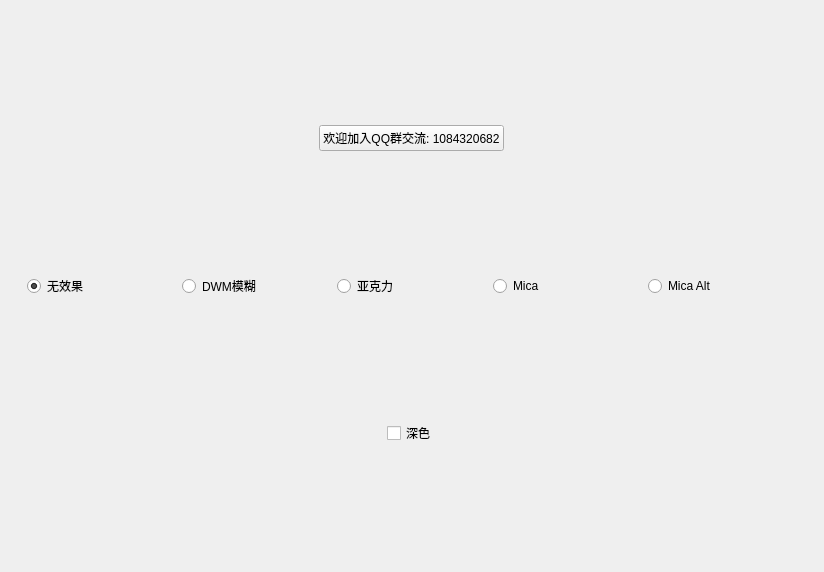
Qt form MinimalExample/widget.ui (toddming/QFluentKit) before a commit.
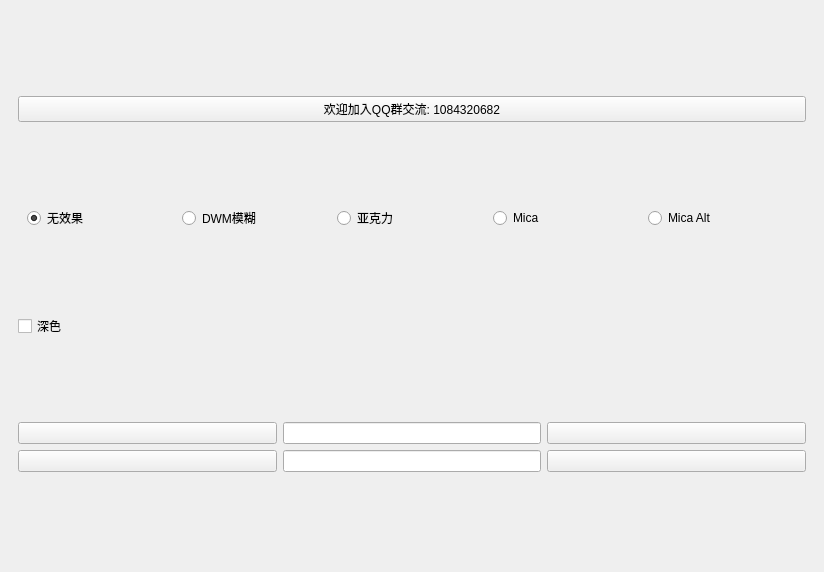
The same form after that commit. Custom widgets are drawn as their Qt base class.

Commit message:
feat: 实现 ComboBox 模型视图框架支持及修复 MultiViewComboBox 崩溃
- ComboItemModel 改为 QAbstractListModel 子类，支持 Qt 标准角色和模型通知机制
- ComboBox/EditableComboBox/MultiViewComboBox 添加 setModel()/model() API
- 内部始终持有 m_internalModel 作为默认模型，setModel(nullptr) 回退到内部模型
- 便利 API 通过 QAbstractItemModel 接口操作，对任意模型均生效
- Private 类统一 connectModel/disconnectModel 模式，监听标准模型信号
- 修复 MultiViewComboBox 快速点击时悬空指针崩溃（去掉 WA_DeleteOnClose）
- 修复 MenuItemDelegate checkbox 图标绘制问题
- 添加 MinimalExample 中 ComboBox 用法示例

Diff of the .ui file:
```diff
--- a/MinimalExample/widget.ui
+++ b/MinimalExample/widget.ui
@@ -37,11 +37,8 @@
    </property>
    <item>
     <widget class="CardWidget" name="cardWidget" native="true">
-     <layout class="QVBoxLayout" name="cardLayout">
-      <property name="spacing">
-       <number>16</number>
-      </property>
-      <item alignment="Qt::AlignmentFlag::AlignHCenter">
+     <layout class="QVBoxLayout" name="verticalLayout_2">
+      <item>
        <widget class="PrimaryPushButton" name="pushButton">
         <property name="text">
          <string>欢迎加入QQ群交流: 1084320682</string>
@@ -107,13 +104,68 @@
         </layout>
        </widget>
       </item>
-      <item alignment="Qt::AlignmentFlag::AlignHCenter">
+      <item>
        <widget class="CheckBox" name="darkCheckBox">
         <property name="text">
          <string>深色</string>
         </property>
        </widget>
       </item>
+      <item>
+       <layout class="QGridLayout" name="gridLayout">
+        <property name="sizeConstraint">
+         <enum>QLayout::SizeConstraint::SetDefaultConstraint</enum>
+        </property>
+        <item row="0" column="0">
+         <widget class="ComboBox" name="combobox">
+          <property name="text">
+           <string/>
+          </property>
+         </widget>
+        </item>
+        <item row="0" column="1">
+         <widget class="EditableComboBox" name="editcombobox">
+          <property name="sizePolicy">
+           <sizepolicy hsizetype="Preferred" vsizetype="Fixed">
+            <horstretch>0</horstretch>
+            <verstretch>0</verstretch>
+           </sizepolicy>
+          </property>
+         </widget>
+        </item>
+        <item row="0" column="2">
+         <widget class="MultiViewComboBox" name="multiviewcombobox">
+          <property name="text">
+           <string/>
+          </property>
+         </widget>
+        </item>
+        <item row="1" column="0">
+         <widget class="ComboBox" name="combobox_model">
+          <property name="text">
+           <string/>
+          </property>
+         </widget>
+        </item>
+        <item row="1" column="1">
+         <widget class="EditableComboBox" name="editcombobox_model">
+          <property name="sizePolicy">
+           <sizepolicy hsizetype="Preferred" vsizetype="Fixed">
+            <horstretch>0</horstretch>
+            <verstretch>0</verstretch>
+           </sizepolicy>
+          </property>
+         </widget>
+        </item>
+        <item row="1" column="2">
+         <widget class="MultiViewComboBox" name="multiviewcombobox_model">
+          <property name="text">
+           <string/>
+          </property>
+         </widget>
+        </item>
+       </layout>
+      </item>
      </layout>
     </widget>
    </item>
@@ -141,6 +193,21 @@
    <extends>QCheckBox</extends>
    <header>QFluent/CheckBox.h</header>
   </customwidget>
+  <customwidget>
+   <class>MultiViewComboBox</class>
+   <extends>QPushButton</extends>
+   <header>QFluent/MultiViewComboBox.h</header>
+  </customwidget>
+  <customwidget>
+   <class>ComboBox</class>
+   <extends>QPushButton</extends>
+   <header>QFluent/ComboBox.h</header>
+  </customwidget>
+  <customwidget>
+   <class>EditableComboBox</class>
+   <extends>QLineEdit</extends>
+   <header>QFluent/EditableComboBox.h</header>
+  </customwidget>
  </customwidgets>
  <resources/>
  <connections/>
```
The commit also changes 19 other files.
